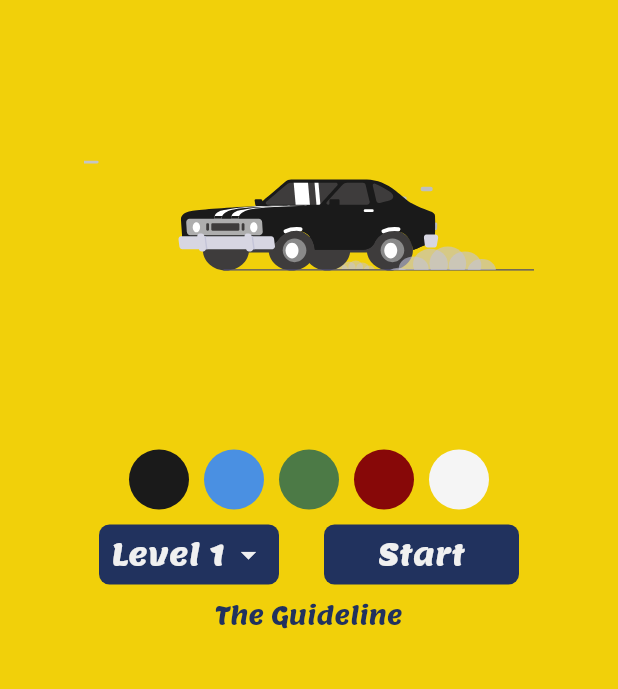
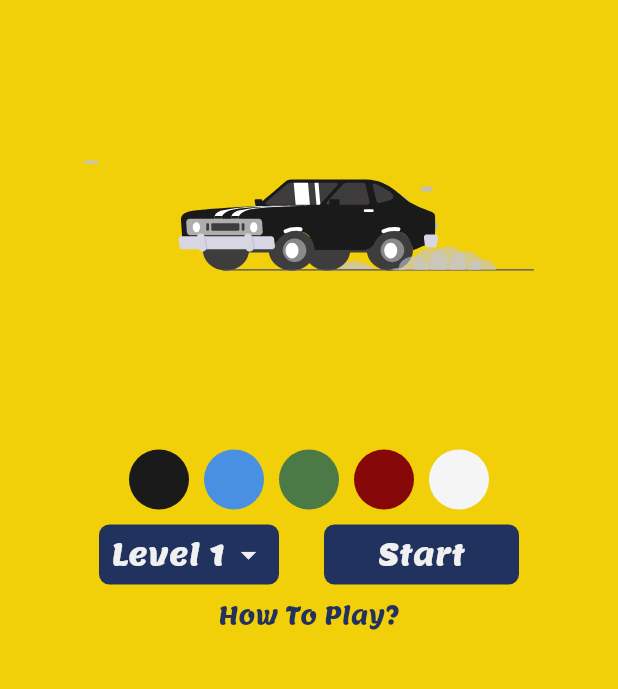
Before and after one commit to Ripat-2345/traffic_light_puzzle, a Flutter app: the screen it shows after launch, on a phone screen of 412 x 824 dp, the part 332-1021 px from its top. Run offline on Flutter 3.47's test engine with Material 2 defaults, Android fonts, the phone set to English and light mode, and no system bars; our stand-ins replace carousel_slider, flutter_countdown_timer, get, lottie.

Commit message:
done carousel

```diff
--- a/lib/controllers/home_controller.dart
+++ b/lib/controllers/home_controller.dart
@@ -66,7 +66,7 @@ class HomeController extends GetxController {
           backgroundColor: whiteColor,
           title: Center(
             child: Text(
-              "The Guideline",
+              "How To Play?",
               style: TextStyle(
                 color: darkColor,
                 fontSize: 20,
@@ -85,7 +85,7 @@ class HomeController extends GetxController {
                   Get.back();
                 },
                 child: Text(
-                  "I understand",
+                  "I Got It!",
                   style: TextStyle(color: darkColor),
                 ),
               ),
@@ -98,7 +98,8 @@ class HomeController extends GetxController {
                   carouselController: carouselController,
                   options: CarouselOptions(
                     autoPlay: true,
-                    autoPlayAnimationDuration: const Duration(seconds: 1),
+                    autoPlayAnimationDuration:
+                        const Duration(milliseconds: 2750),
                     enlargeCenterPage: true,
                     aspectRatio: 2.2,
                     onPageChanged: (index, reason) {
@@ -115,7 +116,7 @@ class HomeController extends GetxController {
                             ),
                             child: Image.network(
                               item,
-                              fit: BoxFit.cover,
+                              // fit: BoxFit.contain,
                               width: 1000.0,
                             ),
                           ),
--- a/lib/screens/home_screen.dart
+++ b/lib/screens/home_screen.dart
@@ -158,7 +158,7 @@ class _HomeScreenState extends State<HomeScreen> {
                 InkWell(
                   onTap: () => homeController.dialogPlay(context),
                   child: Text(
-                    "The Guideline",
+                    "How To Play?",
                     style: TextStyle(
                       color: darkColor,
                       fontSize: 16,
```
